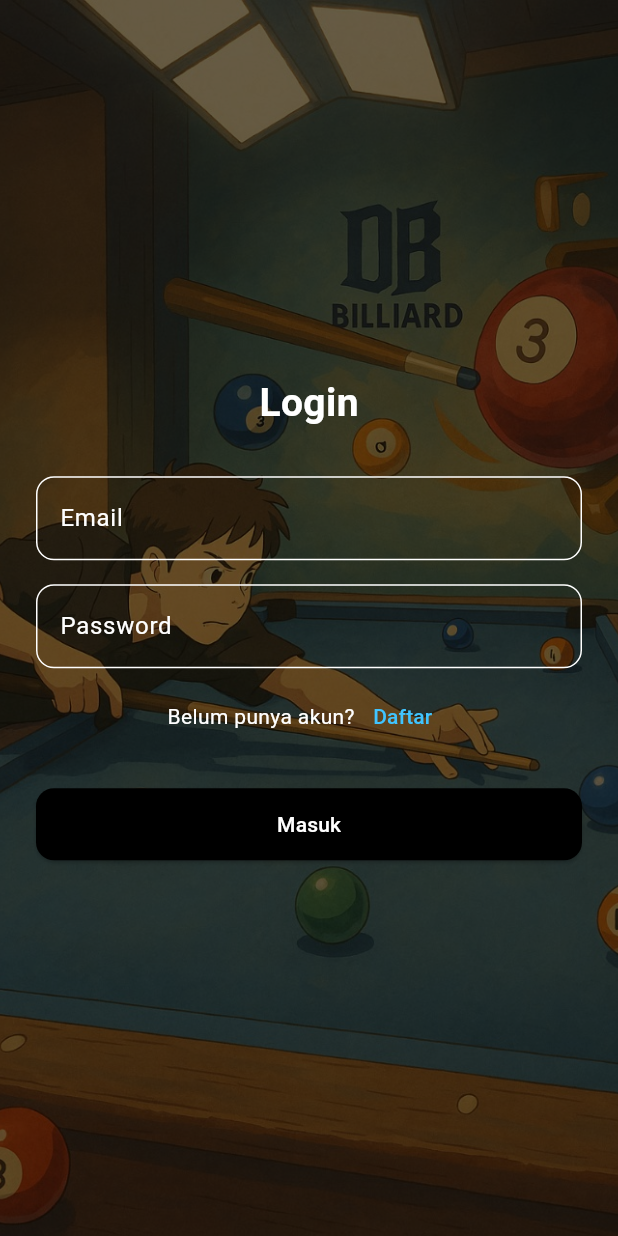
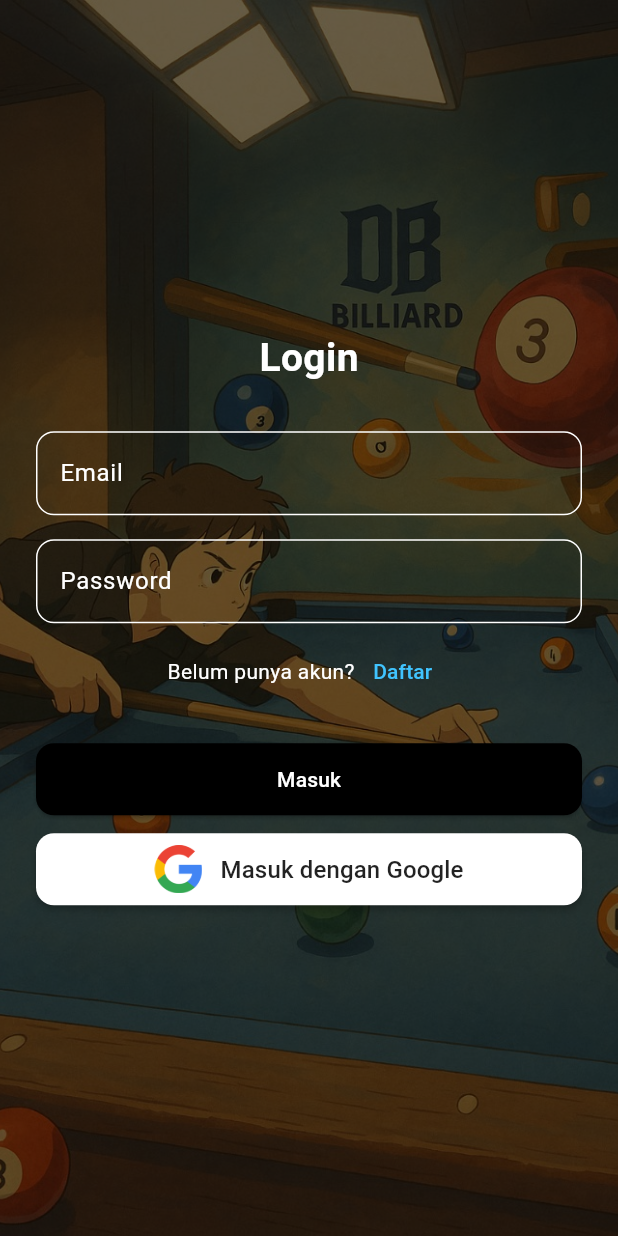
Before and after one commit to dhiyaulhaq12/procue, a Flutter app: the screen it shows after launch, after a tap on "Log In", on a phone screen of 412 x 824 dp. Run offline on Flutter 3.47's test engine with Material 3 defaults, Android fonts, the phone set to English and light mode, and no system bars; our stand-ins replace camera, firebase_auth, firebase_core, get, get_storage, google_sign_in and 5 more; accounts and stored records are empty; network calls fail; project files that could hold a hidden picture were left out.

Commit message:
login google

```diff
--- a/lib/app/modules/login/controllers/login_controller.dart
+++ b/lib/app/modules/login/controllers/login_controller.dart
@@ -1,12 +1,17 @@
 import 'package:flutter/material.dart';
 import 'package:get/get.dart';
+import 'package:get_storage/get_storage.dart';
 import 'package:shared_preferences/shared_preferences.dart';
+import 'package:firebase_auth/firebase_auth.dart';
+import 'package:google_sign_in/google_sign_in.dart';
+
 import '../../../services/auth_service.dart';
 
 class LoginController extends GetxController {
   final emailController = TextEditingController();
   final passwordController = TextEditingController();
 
+  // Login manual (email dan password)
   void login() async {
     final email = emailController.text.trim();
     final password = passwordController.text;
@@ -20,17 +25,51 @@ class LoginController extends GetxController {
 
     if (response['success'] == true && response.containsKey('access_token')) {
       final prefs = await SharedPreferences.getInstance();
-      await prefs.setString('access_token', response['access_token']);  // Simpan token
+      await prefs.setString('access_token', response['access_token']);
 
-      // Cek dan print token yang sudah disimpan
       print('Token after login saved: ${prefs.getString('access_token')}');
-
       Get.snackbar('Sukses', response['message']);
       Get.offNamed('/dashboard');
     } else {
       Get.snackbar('Login Gagal', response['message'] ?? 'Terjadi kesalahan');
     }
   }
+
+  // Login dengan Google
+  Future<void> signInWithGoogle() async {
+  try {
+    final GoogleSignIn googleSignIn = GoogleSignIn(
+      scopes: ['email', 'profile'],
+    );
+
+    await googleSignIn.signOut(); // Optional: logout sebelumnya
+    final GoogleSignInAccount? googleUser = await googleSignIn.signIn();
+
+    if (googleUser == null) {
+      print("Login Google dibatalkan pengguna");
+      Get.snackbar("Login Dibatalkan", "Pengguna membatalkan login Google.");
+      return;
+    }
+
+    // Simpan data ke GetStorage dengan struktur yang sama seperti login API
+    final box = GetStorage();
+    box.write('userName', googleUser.displayName);
+    box.write('userEmail', googleUser.email);
+    box.write('userPassword', '*******'); // Kosong karena Google login
+    box.write('authType', 'google'); // Buat pembeda
+
+
+    print("Login sukses: ${googleUser.displayName} (${googleUser.email})");
+
+    Get.snackbar("Sukses", "Login Google berhasil");
+
+    // Navigasi ke halaman utama
+    Get.offAllNamed('/dashboard');
+  } catch (e) {
+    print("Error saat login Google: $e");
+    Get.snackbar("Error", "Terjadi kesalahan saat login: $e");
+  }
+}
 
   @override
   void onClose() {
--- a/lib/app/modules/login/views/login_view.dart
+++ b/lib/app/modules/login/views/login_view.dart
@@ -12,9 +12,9 @@ class LoginView extends GetView<LoginController> {
         children: [
           // Background Image
           Container(
-            decoration: BoxDecoration(
+            decoration: const BoxDecoration(
               image: DecorationImage(
-                image: AssetImage('assets/images/BG.jpeg'), // Ganti ke gambar kamu
+                image: AssetImage('assets/images/BG.jpeg'),
                 fit: BoxFit.cover,
               ),
             ),
@@ -47,11 +47,12 @@ class LoginView extends GetView<LoginController> {
                         labelText: 'Email',
                         labelStyle: const TextStyle(color: Colors.white),
                         enabledBorder: OutlineInputBorder(
-                          borderSide: BorderSide(color: Colors.white),
+                          borderSide: const BorderSide(color: Colors.white),
                           borderRadius: BorderRadius.circular(12),
                         ),
                         focusedBorder: OutlineInputBorder(
-                          borderSide: BorderSide(color: Colors.lightBlueAccent),
+                          borderSide:
+                              const BorderSide(color: Colors.lightBlueAccent),
                           borderRadius: BorderRadius.circular(12),
                         ),
                       ),
@@ -65,11 +66,12 @@ class LoginView extends GetView<LoginController> {
                         labelText: 'Password',
                         labelStyle: const TextStyle(color: Colors.white),
                         enabledBorder: OutlineInputBorder(
-                          borderSide: BorderSide(color: Colors.white),
+                          borderSide: const BorderSide(color: Colors.white),
                           borderRadius: BorderRadius.circular(12),
                         ),
                         focusedBorder: OutlineInputBorder(
-                          borderSide: BorderSide(color: Colors.lightBlueAccent),
+                          borderSide:
+                              const BorderSide(color: Colors.lightBlueAccent),
                           borderRadius: BorderRadius.circular(12),
                         ),
                       ),
@@ -105,7 +107,39 @@ class LoginView extends GetView<LoginController> {
                         'Masuk',
                         style: TextStyle(color: Colors.white),
                       ),
-                    )
+                    ),
+                    const SizedBox(height: 12),
+
+                    // 🔴 Tombol Login dengan Google
+                    ElevatedButton(
+                      onPressed: controller.signInWithGoogle,
+                      style: ElevatedButton.styleFrom(
+                        backgroundColor: Colors.white,
+                        minimumSize: const Size(double.infinity, 48),
+                        shape: RoundedRectangleBorder(
+                          borderRadius: BorderRadius.circular(12),
+                        ),
+                        elevation: 2,
+                      ),
+                      child: Row(
+                        mainAxisAlignment: MainAxisAlignment.center,
+                        children: [
+                          Image.asset(
+                            'assets/images/google.png',
+                            height: 32,
+                          ),
+                          const SizedBox(width: 12),
+                          const Text(
+                            'Masuk dengan Google',
+                            style: TextStyle(
+                              color: Colors.black87,
+                              fontSize: 16,
+                              fontWeight: FontWeight.w500,
+                            ),
+                          ),
+                        ],
+                      ),
+                    ),
                   ],
                 ),
               ),
--- a/lib/app/services/auth_service.dart
+++ b/lib/app/services/auth_service.dart
@@ -3,10 +3,8 @@ import 'dart:convert';
 import 'package:shared_preferences/shared_preferences.dart';
 
 class AuthService {
-  static const baseUrl =
-      'http://192.168.0.109:5000'; // Ganti dengan IP backend kamu
+  static const baseUrl = 'https://backend-billiard.vercel.app';
 
-  // ✅ REGISTER
   static Future<Map<String, dynamic>> register(
       String username, String email, String password) async {
     try {
@@ -42,7 +40,6 @@ class AuthService {
     }
   }
 
-  // ✅ LOGIN
   static Future<Map<String, dynamic>> login(
       String email, String password) async {
     try {
@@ -81,7 +78,6 @@ class AuthService {
     }
   }
 
-  // ✅ VERIFIKASI OTP
   static Future<Map<String, dynamic>> verifyOtp(
       String email, String otp) async {
     try {
@@ -113,7 +109,6 @@ class AuthService {
     }
   }
 
-  // ✅ AMBIL DATA USER DENGAN TOKEN
   static Future<Map<String, dynamic>> getUserData() async {
     final prefs = await SharedPreferences.getInstance();
     final token = prefs.getString('token');
@@ -152,7 +147,6 @@ class AuthService {
     }
   }
 
-  // ✅ LOGOUT
   static Future<void> logout() async {
     final prefs = await SharedPreferences.getInstance();
     await prefs.remove('token');
--- a/lib/main.dart
+++ b/lib/main.dart
@@ -1,8 +1,19 @@
+import 'package:firebase_core/firebase_core.dart';
 import 'package:flutter/material.dart';
 import 'package:get/get.dart';
-import 'package:aplikasi_pelatihan_billiard_cerdas/app/routes/app_pages.dart'; // pastikan ini sesuai path
+import 'package:aplikasi_pelatihan_billiard_cerdas/app/routes/app_pages.dart';
+import 'firebase_options.dart';  // import file ini
 
-void main() {
+// Tambahkan import LoginController
+import 'package:aplikasi_pelatihan_billiard_cerdas/app/modules/login/controllers/login_controller.dart';
+
+void main() async {
+  WidgetsFlutterBinding.ensureInitialized();
+  await Firebase.initializeApp();
+
+  // Tambahkan controller login sebagai permanent
+  Get.put(LoginController(), permanent: true);
+
   runApp(
     GetMaterialApp(
       debugShowCheckedModeBanner: false,
--- a/pubspec.yaml
+++ b/pubspec.yaml
@@ -40,6 +40,9 @@ dependencies:
   flutter_inappwebview: ^6.0.0
   http: ^0.13.6
   lottie: ^2.7.0
+  firebase_core: ^2.27.0
+  firebase_auth: ^4.15.0
+  google_sign_in: ^5.4.4
 
 
 
@@ -75,6 +78,7 @@ flutter:
     - assets/images/otp.png
     - assets/lottie/otp.json
     - assets/lottie/otp1.json
+    - assets/images/google.png
 
 
 
```
Also changed, not shown: assets/images/google.png (added), firebase.json (added), lib/firebase_options.dart (added), pubspec.lock, 136 other files.
